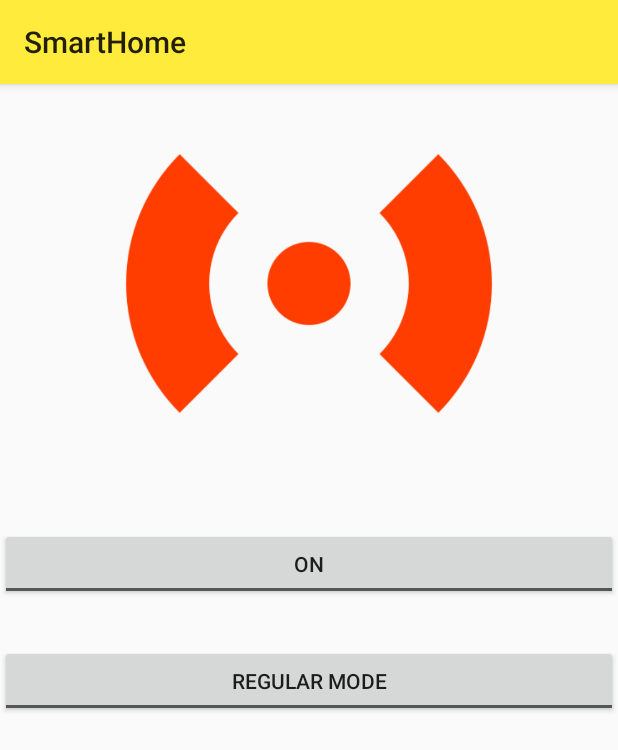
After one commit to mtarradellas/HCI-Android, an Android app: the AlarmActivity screen opened directly, with no data from a screen before it, on a phone screen of 412 x 824 dp. The commit adds this screen. Shown: the top 750 px of the screen. Run offline under Robolectric (Android 15) with nearby library versions, the phone set to English and light mode, and no system bars; network calls fail; 1 statement that could not run was skipped.

Commit message:
alarm view

```diff
--- a/SmartHome/app/src/main/AndroidManifest.xml
+++ b/SmartHome/app/src/main/AndroidManifest.xml
@@ -14,8 +14,9 @@
         android:roundIcon="@drawable/lenia_sga"
         android:supportsRtl="true"
         android:theme="@style/AppTheme">
-        <activity android:name=".ui.DevicesViews.StereoActivity"></activity>
-        <activity android:name=".ui.DevicesViews.VacuumActivity"></activity>
+        <activity android:name=".ui.DevicesViews.AlarmActivity"></activity>
+        <activity android:name=".ui.DevicesViews.StereoActivity" />
+        <activity android:name=".ui.DevicesViews.VacuumActivity" />
         <activity android:name=".ui.DevicesViews.BlindActivity" />
         <activity android:name=".ui.DevicesViews.DoorActivity" />
         <activity android:name=".ui.DevicesViews.LampActivity" />
--- /dev/null
+++ b/SmartHome/app/src/main/java/com/example/smarthome/ui/DevicesViews/AlarmActivity.java
@@ -0,0 +1,35 @@
+package com.example.smarthome.ui.DevicesViews;
+
+import androidx.appcompat.app.AppCompatActivity;
+import androidx.appcompat.widget.Toolbar;
+
+import android.content.Intent;
+import android.os.Bundle;
+import android.widget.TextView;
+
+import com.example.smarthome.Device;
+import com.example.smarthome.MainActivity;
+import com.example.smarthome.R;
+
+public class AlarmActivity extends AppCompatActivity {
+
+    private Device alarm;
+    private TextView alarmBackTextView;
+
+    @Override
+    protected void onCreate(Bundle savedInstanceState) {
+        super.onCreate(savedInstanceState);
+        setContentView(R.layout.activity_alarm);
+
+        Intent intent = getIntent();
+        alarm = intent.getParcelableExtra(MainActivity.EXTRA_DEVICE);
+
+        alarmBackTextView = findViewById(R.id.alarmBackTextView);
+        alarmBackTextView.setText("");
+
+
+        Toolbar toolbar = findViewById(R.id.toolbar);
+        setSupportActionBar(toolbar);
+        getSupportActionBar().setTitle(alarm.getName());
+    }
+}
--- /dev/null
+++ b/SmartHome/app/src/main/res/layout/activity_alarm.xml
@@ -0,0 +1,74 @@
+<?xml version="1.0" encoding="utf-8"?>
+<androidx.constraintlayout.widget.ConstraintLayout xmlns:android="http://schemas.android.com/apk/res/android"
+    xmlns:app="http://schemas.android.com/apk/res-auto"
+    xmlns:tools="http://schemas.android.com/tools"
+    android:layout_width="match_parent"
+    android:layout_height="match_parent"
+    tools:context=".ui.DevicesViews.AlarmActivity">
+
+    <include
+        android:id="@+id/toolbar"
+        layout="@layout/toolbar"
+        app:layout_constraintEnd_toEndOf="parent"
+        app:layout_constraintStart_toStartOf="parent"
+        app:layout_constraintTop_toTopOf="parent" />
+
+    <TextView
+        android:id="@+id/alarmBackTextView"
+        android:layout_width="0sp"
+        android:layout_height="wrap_content"
+        android:layout_marginStart="10dp"
+        android:layout_marginEnd="10dp"
+        android:gravity="center"
+        android:text="@string/device_no_connection"
+        android:textStyle="bold"
+        app:layout_constraintBottom_toBottomOf="parent"
+        app:layout_constraintEnd_toEndOf="parent"
+        app:layout_constraintStart_toStartOf="parent"
+        app:layout_constraintTop_toTopOf="parent" />
+
+    <ScrollView
+        android:layout_width="match_parent"
+        android:layout_height="0dp"
+        app:layout_constraintBottom_toBottomOf="parent"
+        app:layout_constraintEnd_toEndOf="parent"
+        app:layout_constraintStart_toStartOf="parent"
+        app:layout_constraintTop_toBottomOf="@id/toolbar">
+
+        <LinearLayout
+            android:layout_width="match_parent"
+            android:layout_height="wrap_content"
+            android:orientation="vertical">
+
+            <ImageView
+                android:id="@+id/imageView4"
+                android:layout_width="match_parent"
+                android:layout_height="266dp"
+                android:contentDescription="@string/alarm_icon"
+                app:srcCompat="@drawable/alarm" />
+
+            <Space
+                android:layout_width="match_parent"
+                android:layout_height="30dp" />
+
+            <ToggleButton
+                android:id="@+id/alarmActivateToggle"
+                android:layout_width="match_parent"
+                android:layout_height="wrap_content"
+                android:textOff="@string/on_alarm"
+                android:textOn="@string/off_alarm" />
+
+            <Space
+                android:layout_width="match_parent"
+                android:layout_height="30dp" />
+
+            <ToggleButton
+                android:id="@+id/alarmModeToggle"
+                android:layout_width="match_parent"
+                android:layout_height="wrap_content"
+                android:textOff="@string/regular_alarm"
+                android:textOn="@string/home_alarm" />
+        </LinearLayout>
+    </ScrollView>
+
+</androidx.constraintlayout.widget.ConstraintLayout>
--- a/SmartHome/app/src/main/res/values/strings.xml
+++ b/SmartHome/app/src/main/res/values/strings.xml
@@ -78,6 +78,13 @@
     <string name="open_blind">Open Blind</string>
     <string name="close_blind">Close Blind</string>
     <string name="blinds_icon">Blinds icon</string>
+
+    <!-- Alarm View  -->
+    <string name="on_alarm">On</string>
+    <string name="off_alarm">Off</string>
+    <string name="home_alarm">Home Mode</string>
+    <string name="regular_alarm">Regular Mode</string>
+    <string name="alarm_icon">Alarm icon</string>
 
     <!-- Stereo View  -->
     <string name="on_stereo">Turn On</string>
@@ -171,5 +178,4 @@
     <string name="ChangeMessage2"> has changed its state</string>
 
 
-
 </resources>
```
Also changed, not shown: 1 other file.
